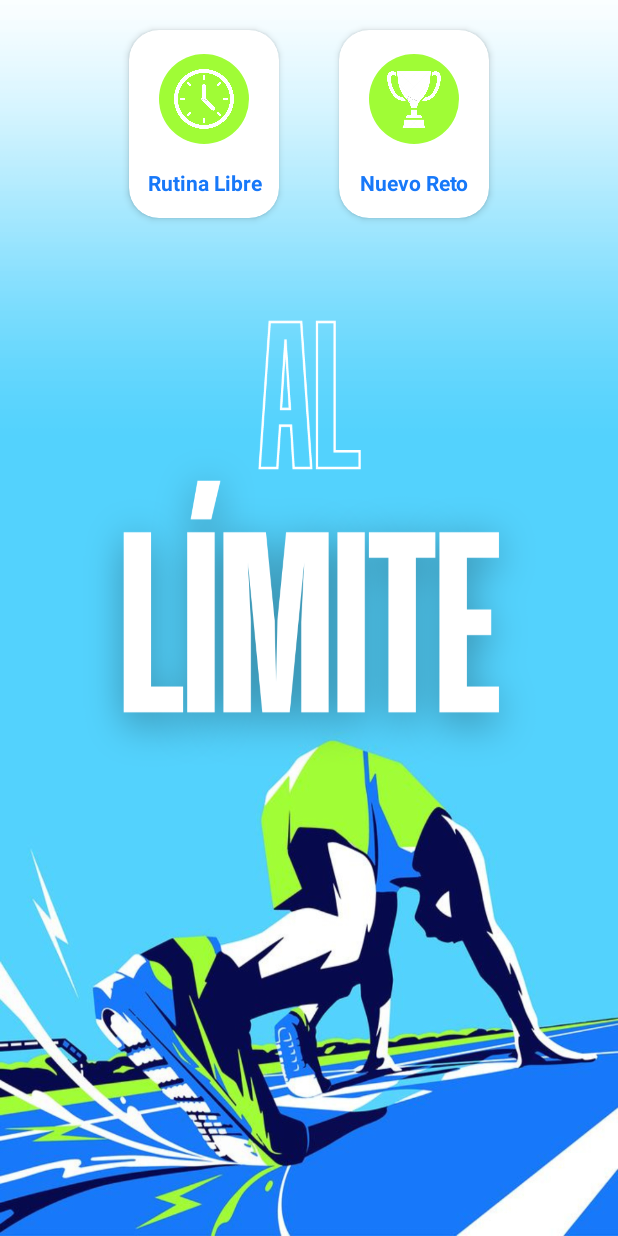
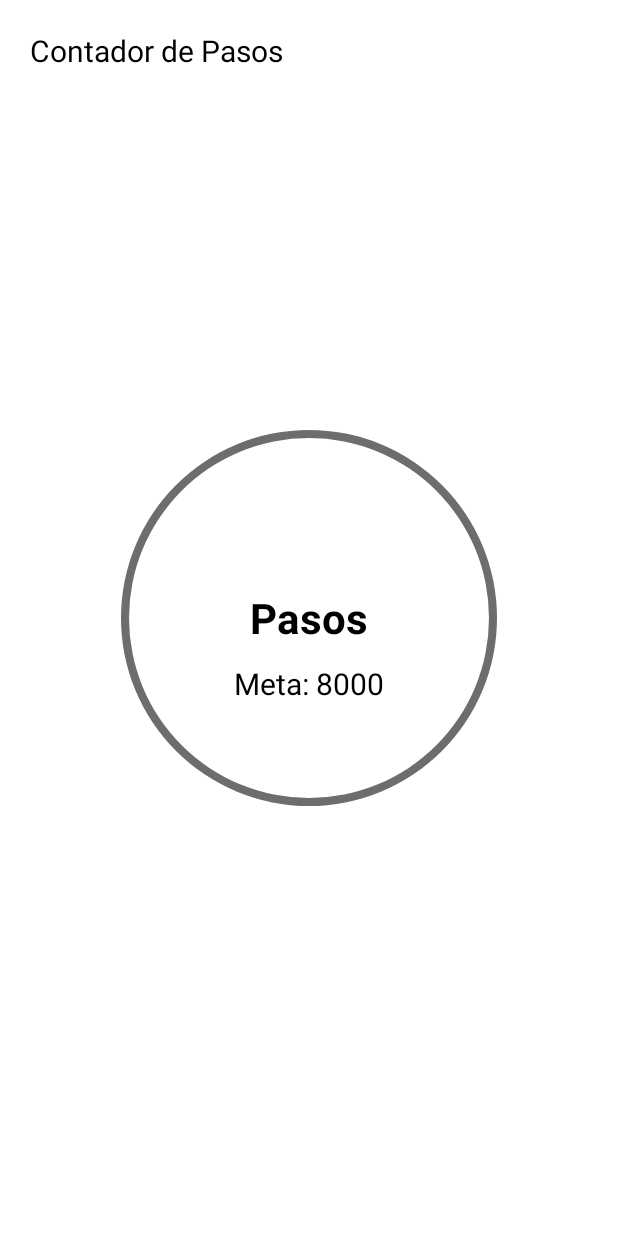
Before and after one commit to catherine786/Contador-de-pasos, an Android app: the screen it shows after launch (MainActivity before the commit, RutinaLibreActivity after it), after a tap on "Rutina Libre", on a phone screen of 412 x 824 dp. Run offline under Robolectric (Android 15) with nearby library versions, the light colour scheme and no system bars.

Commit message:
cambio 2 activity

```diff
--- a/MyApplication6/app/src/main/java/com/example/myapplication/MainActivity.java
+++ b/MyApplication6/app/src/main/java/com/example/myapplication/MainActivity.java
@@ -22,8 +22,8 @@ public class MainActivity extends AppCompatActivity {
             startActivity(intent);
         } else if (view.getId() == R.id.cardViewNuevoReto) {
             // Abre la actividad de "Nuevo Reto"
-            intent = new Intent(this, NuevoRetoActivity.class);
-            startActivity(intent);
+            //intent = new Intent(this, NuevoRetoActivity.class);
+            //startActivity(intent);
         }
     }
 }
--- a/MyApplication6/app/src/main/java/com/example/myapplication/RutinaLibreActivity.java
+++ b/MyApplication6/app/src/main/java/com/example/myapplication/RutinaLibreActivity.java
@@ -1,14 +1,111 @@
-package com.example.contadordepasos;
+package com.example.myapplication;
 
 import androidx.appcompat.app.AppCompatActivity;
 
+import android.content.Context;
+import android.content.SharedPreferences;
+import android.hardware.Sensor;
+import android.hardware.SensorEvent;
+import android.hardware.SensorEventListener;
+import android.hardware.SensorManager;
 import android.os.Bundle;
+import android.view.View;
+import android.widget.ProgressBar;
+import android.widget.TextView;
+import android.widget.Toast;
 
-public class MainActivity extends AppCompatActivity {
+public class RutinaLibreActivity extends AppCompatActivity implements SensorEventListener{
 
+    private SensorManager mSensorManager = null;
+    private Sensor stepSensor;
+    private int pasosTotales = 0;
+    private int previosPasosTotales;
+    private ProgressBar progressBar;
+    private TextView pasos;
     @Override
     protected void onCreate(Bundle savedInstanceState) {
         super.onCreate(savedInstanceState);
-        setContentView(R.layout.activity_main);
+        setContentView(R.layout.activity_rutina_libre);
+
+        progressBar = findViewById(R.id.progressBar);
+        pasos = findViewById(R.id.pasos);
+
+        resetSteps();
+        loadData();
+        mSensorManager = (SensorManager)getSystemService(SENSOR_SERVICE);
+        stepSensor = mSensorManager.getDefaultSensor(Sensor.TYPE_STEP_COUNTER);
+
+
     }
+    protected void onResume(){
+        super.onResume();
+
+        if (stepSensor == null){
+            Toast.makeText(this, "Este dispositivo no tiene Sensor", Toast.LENGTH_SHORT).show();
+        }
+        else {
+            mSensorManager.registerListener((SensorEventListener) this,stepSensor,SensorManager.SENSOR_DELAY_NORMAL);
+        }
+    }
+    protected void onPause(){
+        super.onPause();
+        mSensorManager.unregisterListener((SensorEventListener) this);
+    }
+
+
+    public void  onSensorChanged(SensorEvent event) {
+        if (event.sensor.getType() == Sensor.TYPE_STEP_COUNTER){
+            pasosTotales = (int) event.values[0];
+            int pasosActuales = pasosTotales-previosPasosTotales;
+            pasos.setText(String.valueOf(pasosActuales));
+
+            progressBar.setProgress(pasosActuales);
+        }
+    }
+
+    @Override
+    public void onAccuracyChanged(Sensor sensor, int accuracy) {
+
+    }
+
+    private void resetSteps(){
+        pasos.setOnClickListener(new View.OnClickListener() {
+            @Override
+            public void onClick(View view) {
+                Toast.makeText(RutinaLibreActivity.this, "Mantenga presiionado para resetear los pasos", Toast.LENGTH_SHORT).show();
+            }
+        });
+
+        pasos.setOnLongClickListener(new View.OnLongClickListener() {
+            @Override
+            public boolean onLongClick(View view) {
+                previosPasosTotales = pasosTotales;
+                pasos.setText("0");
+                progressBar.setProgress(0);
+                saveData();
+                return true;
+            }
+        });
+    }
+
+    private void saveData(){
+        SharedPreferences sharedPref = getSharedPreferences("mypref", Context.MODE_PRIVATE);
+        SharedPreferences.Editor editor = sharedPref.edit();
+        //editor.putInt("key1", previosPasosTotales);
+        editor.putString("key1", String.valueOf(previosPasosTotales));
+        editor.apply();
+
+    }
+
+    private void loadData(){
+        SharedPreferences sharedPref = getSharedPreferences("mypref", Context.MODE_PRIVATE);
+        int savedNumber = (int) sharedPref.getFloat("key1", 0f);
+        previosPasosTotales = savedNumber;
+    }
+
+
+
+
+    //public void onAccuracyChanged(Sensor sensor, int accuracy);
+
 }
--- /dev/null
+++ b/MyApplication6/app/src/main/res/drawable/circular_shape.xml
@@ -0,0 +1,10 @@
+<?xml version="1.0" encoding="utf-8"?>
+<shape xmlns:android="http://schemas.android.com/apk/res/android"
+    android:innerRadiusRatio="2.5"
+    android:shape="ring"
+    android:thickness="5dp"
+    android:useLevel="false"
+    >
+    <solid android:color="#6d6d6d"/>
+
+</shape>
--- /dev/null
+++ b/MyApplication6/app/src/main/res/drawable/progress_bar.xml
@@ -0,0 +1,21 @@
+<?xml version="1.0" encoding="utf-8"?>
+<rotate xmlns:android="http://schemas.android.com/apk/res/android"
+    android:fromDegrees="270"
+    android:toDegrees="270">
+    <shape
+        android:shape="ring"
+        android:innerRadiusRatio="2.5"
+        android:thickness="10dp"
+        android:useLevel="true"
+        >
+        <gradient
+            android:angle="0"
+            android:endColor="#3a9bdc"
+            android:startColor="#29c5f6"
+            android:type="sweep"
+            android:useLevel="false"
+        />
+
+    </shape>
+
+</rotate>
--- a/MyApplication6/app/src/main/res/layout/activity_rutina_libre.xml
+++ b/MyApplication6/app/src/main/res/layout/activity_rutina_libre.xml
@@ -1,9 +1,61 @@
 <?xml version="1.0" encoding="utf-8"?>
-<androidx.constraintlayout.widget.ConstraintLayout xmlns:android="http://schemas.android.com/apk/res/android"
+<RelativeLayout xmlns:android="http://schemas.android.com/apk/res/android"
     xmlns:app="http://schemas.android.com/apk/res-auto"
     xmlns:tools="http://schemas.android.com/tools"
     android:layout_width="match_parent"
     android:layout_height="match_parent"
-    tools:context=".RutinaLibreActivity">
+    tools:context=".MainActivity"
+    android:background="@color/white">
 
-</androidx.constraintlayout.widget.ConstraintLayout>
+
+    <TextView
+        android:layout_width="wrap_content"
+        android:layout_height="wrap_content"
+        android:layout_margin="20dp"
+        android:text="Contador de Pasos"
+        android:textColor="@color/black"
+        android:textFontWeight="800"
+        android:textSize="20dp"
+        android:textStyle="bold"
+        />
+
+    <RelativeLayout
+        android:layout_width="wrap_content"
+        android:layout_height="wrap_content"
+        android:layout_centerHorizontal="true"
+        android:layout_centerVertical="true">
+        <ProgressBar
+
+            android:id="@+id/progressBar"
+            style="?android:progressBarStyleHorizontal"
+            android:layout_width="300dp"
+            android:layout_height="300dp"
+            android:layout_centerHorizontal="true"
+            android:layout_centerVertical="true"
+            android:background="@drawable/circular_shape"
+            android:progressDrawable="@drawable/progress_bar"/>
+        <TextView
+            android:id="@+id/pasos"
+            android:layout_width="wrap_content"
+            android:layout_height="wrap_content"
+            android:text="Pasos"
+            android:layout_centerHorizontal="true"
+            android:layout_centerVertical="true"
+            android:textSize="28dp"
+            android:textColor="@color/black"
+            android:textStyle="bold"
+            />
+
+        <TextView
+            android:layout_width="wrap_content"
+            android:layout_height="wrap_content"
+            android:layout_marginLeft="100dp"
+            android:layout_marginTop="180dp"
+            android:text="Meta: 8000"
+            android:textColor="@color/black"
+            android:textSize="20dp" />
+    </RelativeLayout>
+
+
+
+</RelativeLayout>
```
